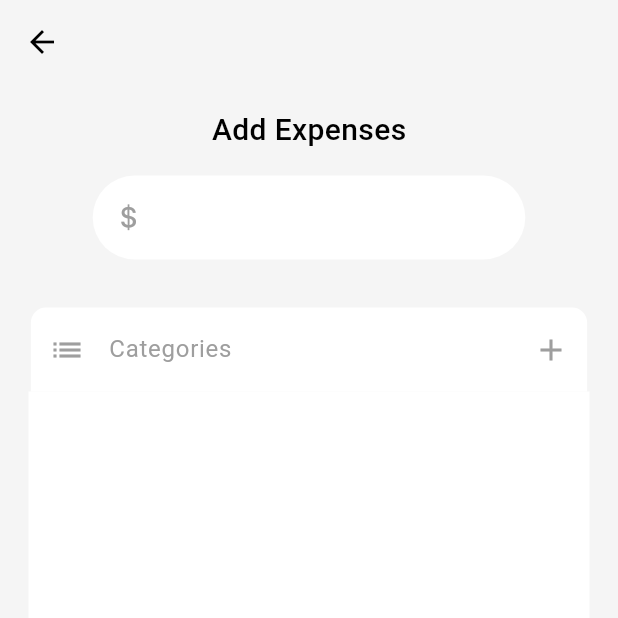
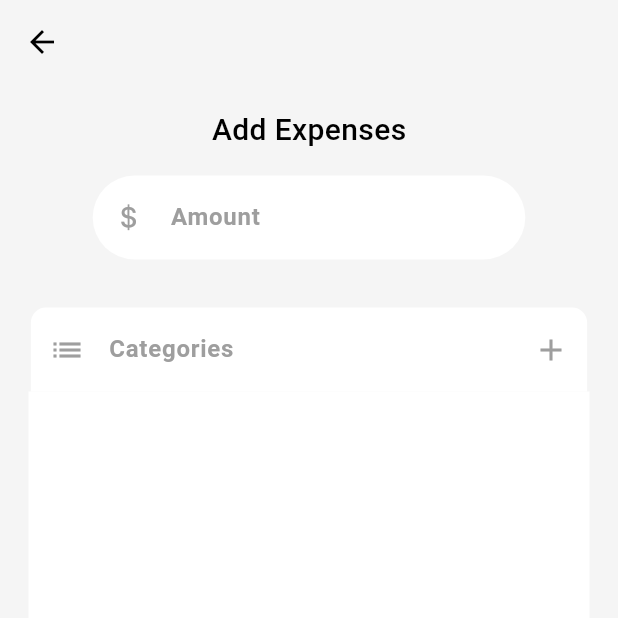
Before and after one commit to Fatma-kabil/MoneyNest, a Flutter app: the screen it shows after launch, after a tap on an icon or button, on a phone screen of 412 x 824 dp, the top half of it. Run offline on Flutter 3.47's test engine with Material 3 defaults, Android fonts, the phone set to English and light mode, and no system bars; our stand-ins replace bloc, cloud_firestore, firebase_core, fl_chart, flutter_bloc, flutter_colorpicker; accounts and stored records are empty.

Commit message:
create Expense done

```diff
--- /dev/null
+++ b/lib/features/add_expenses/presentation/manager/create_expenses/create_expenses_cubit.dart
@@ -0,0 +1,20 @@
+import 'package:bloc/bloc.dart';
+import 'package:meta/meta.dart';
+import 'package:money_nest/features/add_expenses/domain/entites/expence_enitiy.dart';
+import 'package:money_nest/features/add_expenses/domain/repos/expense_repo.dart';
+
+part 'create_expenses_state.dart';
+
+class CreateExpensesCubit extends Cubit<CreateExpensesState> {
+  CreateExpensesCubit(this.expenseRepo) : super(CreateExpensesInitial());
+  final ExpenseRepo expenseRepo;
+  Future<void> CreateExpenses(ExpenceEnitiy expence) async {
+    emit(CreateExpensesLoading());
+    try {
+      await expenseRepo.createExpense(expence);
+      emit(CreateExpensesSuccess());
+    } catch (e) {
+      emit(CreateExpensesFaiure(errMess: e.toString()));
+    }
+  }
+}
--- /dev/null
+++ b/lib/features/add_expenses/presentation/manager/create_expenses/create_expenses_state.dart
@@ -0,0 +1,16 @@
+part of 'create_expenses_cubit.dart';
+
+@immutable
+sealed class CreateExpensesState {}
+
+final class CreateExpensesInitial extends CreateExpensesState {}
+
+final class CreateExpensesLoading extends CreateExpensesState {}
+
+final class CreateExpensesSuccess extends CreateExpensesState {}
+
+final class CreateExpensesFaiure extends CreateExpensesState {
+  final String errMess;
+
+  CreateExpensesFaiure({required this.errMess});
+}
--- a/lib/features/add_expenses/presentation/views/widgets/Add_expenses_screen_body.dart
+++ b/lib/features/add_expenses/presentation/views/widgets/Add_expenses_screen_body.dart
@@ -1,15 +1,18 @@
+import 'dart:developer';
 import 'package:flutter/cupertino.dart';
 import 'package:flutter/material.dart';
 import 'package:flutter_bloc/flutter_bloc.dart';
 import 'package:intl/intl.dart';
 import 'package:money_nest/app_style.dart';
+import 'package:money_nest/features/add_expenses/data/models/expense_model.dart';
 import 'package:money_nest/features/add_expenses/domain/entites/category_entity.dart';
 import 'package:money_nest/features/add_expenses/presentation/manager/create_category_cubit/create_category_cubit.dart';
+import 'package:money_nest/features/add_expenses/presentation/manager/create_expenses/create_expenses_cubit.dart';
 import 'package:money_nest/features/add_expenses/presentation/manager/get_all_categories_cubit/get_all_categories_cubit.dart';
 import 'package:money_nest/features/add_expenses/presentation/views/widgets/categories_list.dart';
-import 'package:money_nest/features/add_expenses/presentation/views/widgets/custom_text_button.dart';
 import 'package:money_nest/features/add_expenses/presentation/views/widgets/custom_text_form_field.dart';
 import 'package:money_nest/features/add_expenses/presentation/views/widgets/get_all_categories.dart';
+import 'package:money_nest/features/add_expenses/presentation/views/widgets/custom_text_button.dart';
 
 class AddExpensesScreenBody extends StatefulWidget {
   const AddExpensesScreenBody({super.key});
@@ -19,21 +22,42 @@ class AddExpensesScreenBody extends StatefulWidget {
 }
 
 class _AddExpensesScreenBodyState extends State<AddExpensesScreenBody> {
-  TextEditingController expensesController = TextEditingController();
-  TextEditingController categoryController = TextEditingController();
-  TextEditingController dateController = TextEditingController();
+  final TextEditingController expensesController = TextEditingController();
+  final TextEditingController categoryController = TextEditingController();
+  final TextEditingController dateController = TextEditingController();
   DateTime selectedDate = DateTime.now();
   CategoryEntity? selectedCategory;
 
   @override
   void initState() {
-    dateController.text = DateFormat("dd/MM/yyyy").format(DateTime.now());
-    //DateTime.now().toString();
     super.initState();
+    dateController.text = DateFormat("dd/MM/yyyy").format(selectedDate);
   }
 
   @override
   Widget build(BuildContext context) {
+    return BlocConsumer<CreateExpensesCubit, CreateExpensesState>(
+      listener: (context, state) {
+        if (state is CreateExpensesSuccess) {
+          expensesController.clear();
+          categoryController.clear();
+          dateController.text = DateFormat("dd/MM/yyyy").format(DateTime.now());
+          selectedCategory = null;
+
+          //  Navigator.pop(context);
+          ScaffoldMessenger.of(context).showSnackBar(
+            const SnackBar(
+              content: Text("Expense created successfully"),
+              backgroundColor: Colors.grey,
+            ),
+          );
+        } else if (state is CreateExpensesFaiure) {
+          ScaffoldMessenger.of(context).showSnackBar(
+            const SnackBar(content: Text("Failed to create Expense")),
+          );
+        }
+      },
+      builder: (context, state) {
         return Padding(
           padding: const EdgeInsets.all(16.0),
           child: SingleChildScrollView(
@@ -41,27 +65,36 @@ class _AddExpensesScreenBodyState extends State<AddExpensesScreenBody> {
               crossAxisAlignment: CrossAxisAlignment.center,
               children: [
                 Text('Add Expenses', style: AppStyles.textMeduim20),
-            SizedBox(height: 16),
+                const SizedBox(height: 16),
+
+                // Amount Field
                 CustomTextFormField(
                   borderRadius: BorderRadius.circular(30),
                   controller: expensesController,
                   width: 0.7,
+                  prefxIcon: CupertinoIcons.money_dollar,
+                  //   keyboardType: TextInputType.numberWithOptions(decimal: true),
+                  hint: 'Amount',
+                ),
 
-              prefxIcon: CupertinoIcons.money_dollar,
+                const SizedBox(height: 32),
+
+                // Category Field
+                CustomTextFormField(
+                  borderRadius: const BorderRadius.vertical(
+                    top: Radius.circular(10),
                   ),
-            SizedBox(height: 32),
-            CustomTextFormField(
-              borderRadius: BorderRadius.vertical(top: Radius.circular(10)),
                   readOnly: true,
                   controller: categoryController,
                   width: 0.9,
                   filledColor: selectedCategory?.color ?? Colors.white,
-
                   prefxIcon: selectedCategory?.icon ?? Icons.list,
-
                   prefixIconColor: selectedCategory != null
                       ? Colors.black
                       : Colors.grey,
+                  style: categoryController.text.isEmpty
+                      ? null
+                      : AppStyles.userNameText.copyWith(fontSize: 16),
                   suffixIcon: IconButton(
                     onPressed: () {
                       showDialog(
@@ -81,11 +114,11 @@ class _AddExpensesScreenBodyState extends State<AddExpensesScreenBody> {
                         },
                       );
                     },
-                icon: Icon(Icons.add), // أو أيقونتك الحالية
+                    icon: const Icon(Icons.add),
+                  ),
+                  hint: selectedCategory?.name ?? 'Categories',
                 ),
 
-              hint: selectedCategory?.name ?? 'Categories',
-            ),
                 GetAllCategories(
                   onCategorySelected: (category) {
                     setState(() {
@@ -94,12 +127,14 @@ class _AddExpensesScreenBodyState extends State<AddExpensesScreenBody> {
                     });
                   },
                 ),
-            SizedBox(height: 16),
+
+                const SizedBox(height: 16),
+
+                // Date Field
                 CustomTextFormField(
                   borderRadius: BorderRadius.circular(10),
                   controller: dateController,
                   width: 0.9,
-              //  borderRedius: 10,
                   prefxIcon: Icons.date_range_outlined,
                   hint: 'Date',
                   ontap: () async {
@@ -107,23 +142,68 @@ class _AddExpensesScreenBodyState extends State<AddExpensesScreenBody> {
                       context: context,
                       initialDate: selectedDate,
                       firstDate: DateTime.now(),
-                  lastDate: DateTime.now().add(Duration(days: 365)),
+                      lastDate: DateTime.now().add(const Duration(days: 365)),
                     );
                     if (newDate != null) {
                       setState(() {
+                        selectedDate = newDate;
                         dateController.text = DateFormat(
                           "dd/MM/yyyy",
                         ).format(newDate);
-                    selectedDate = newDate;
                       });
                     }
                   },
                 ),
-            SizedBox(height: 32),
-            CustomTextButton(),
+
+                const SizedBox(height: 32),
+
+                if (state is CreateExpensesLoading)
+                  const CircularProgressIndicator(color: Colors.grey)
+                else
+                  CustomTextButton(
+                    onPressed: () {
+                      final amountText = expensesController.text.trim();
+                      final category = selectedCategory;
+                      final date = selectedDate;
+
+                      if (amountText.isEmpty || category == null) {
+                        ScaffoldMessenger.of(context).showSnackBar(
+                          const SnackBar(
+                            content: Text("Please fill all fields"),
+                          ),
+                        );
+                        return;
+                      }
+
+                      final amount = double.tryParse(amountText);
+                      if (amount == null) {
+                        ScaffoldMessenger.of(context).showSnackBar(
+                          const SnackBar(content: Text("Invalid amount")),
+                        );
+                        return;
+                      }
+
+                      final expense = ExpenseModel(
+                        id: DateTime.now().millisecondsSinceEpoch.toString(),
+                        amount: amount,
+                        date: date,
+                        category: category,
+                      );
+
+                      context.read<CreateExpensesCubit>().CreateExpenses(
+                        expense,
+                      );
+
+                      log('amount: $amount');
+                      log('category: ${category.name}');
+                      log('date: $date');
+                    },
+                  ),
               ],
             ),
           ),
         );
+      },
+    );
   }
 }
--- a/lib/features/add_expenses/presentation/views/widgets/custom_text_form_field.dart
+++ b/lib/features/add_expenses/presentation/views/widgets/custom_text_form_field.dart
@@ -14,7 +14,8 @@ class CustomTextFormField extends StatelessWidget {
     required this.borderRadius,
     this.isDense = false,
     this.filledColor,
-    this.hintStyle, this.prefixIconColor,
+    this.prefixIconColor,
+    this.style,
   });
   final double width;
   //final double borderRedius;
@@ -27,7 +28,7 @@ class CustomTextFormField extends StatelessWidget {
   final BorderRadius borderRadius;
   final bool isDense;
   final Color? filledColor;
-  final TextStyle? hintStyle;
+  final TextStyle? style; // ✅ هنا برضو
   final Color? prefixIconColor;
 
   @override
@@ -36,6 +37,7 @@ class CustomTextFormField extends StatelessWidget {
       width: MediaQuery.of(context).size.width * width,
       child: TextFormField(
         readOnly: readOnly,
+        style: style,
         controller: controller,
         onTap: ontap,
         textAlignVertical: TextAlignVertical.center,
@@ -46,9 +48,10 @@ class CustomTextFormField extends StatelessWidget {
           suffixIcon: suffixIcon,
           suffixIconColor: Colors.grey,
           prefixIcon: prefxIcon != null ? Icon(prefxIcon) : null,
-          prefixIconColor:prefixIconColor?? Colors.grey,
+          prefixIconColor: prefixIconColor ?? Colors.grey,
           hintText: hint ?? "",
-          hintStyle: hintStyle ?? TextStyle(color: Colors.grey),
+          hintStyle: TextStyle(color: Colors.grey, fontWeight: FontWeight.bold),
+
           border: OutlineInputBorder(
             borderRadius: borderRadius,
             //  borderRadius: BorderRadius.circular(borderRedius),
--- a/lib/features/home/presentation/views/home_view.dart
+++ b/lib/features/home/presentation/views/home_view.dart
@@ -4,7 +4,9 @@ import 'package:flutter/cupertino.dart';
 import 'package:flutter/material.dart';
 import 'package:flutter_bloc/flutter_bloc.dart';
 import 'package:money_nest/features/add_expenses/data/repos/category_repo_impl.dart';
+import 'package:money_nest/features/add_expenses/data/repos/expence_repo_impl.dart';
 import 'package:money_nest/features/add_expenses/presentation/manager/create_category_cubit/create_category_cubit.dart';
+import 'package:money_nest/features/add_expenses/presentation/manager/create_expenses/create_expenses_cubit.dart';
 import 'package:money_nest/features/add_expenses/presentation/manager/get_all_categories_cubit/get_all_categories_cubit.dart';
 import 'package:money_nest/features/add_expenses/presentation/views/add_expenses_screen.dart';
 import 'package:money_nest/features/home/presentation/views/state_view.dart';
@@ -70,7 +72,15 @@ class _HomeViewState extends State<HomeView> {
                       create: (context) =>
                           CreateCategoryCubit(CategoryRepoImpl()),
                     ),
-                    BlocProvider(create: (context) => GetAllCategoriesCubit(CategoryRepoImpl())..get_all_categories(),),
+                    BlocProvider(
+                      create: (context) =>
+                          GetAllCategoriesCubit(CategoryRepoImpl())
+                            ..get_all_categories(),
+                    ),
+                    BlocProvider(
+                      create: (context) =>
+                          CreateExpensesCubit(ExpenseRepoImpl()),
+                    ),
                   ],
                   child: AddExpensesScreen(),
                 );
```
Lines whose indentation alone changed are shown as unchanged.
